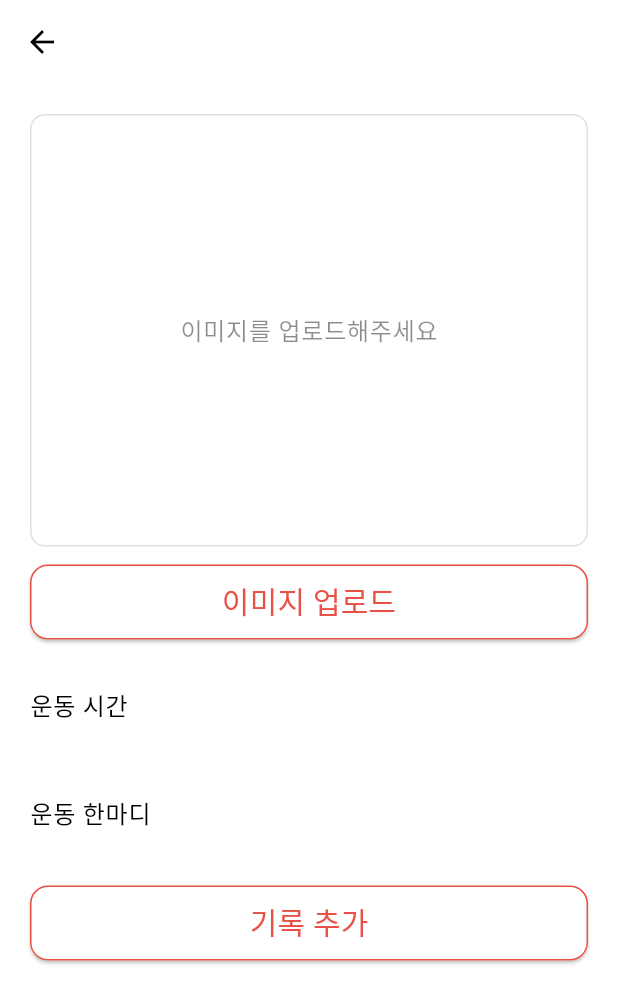
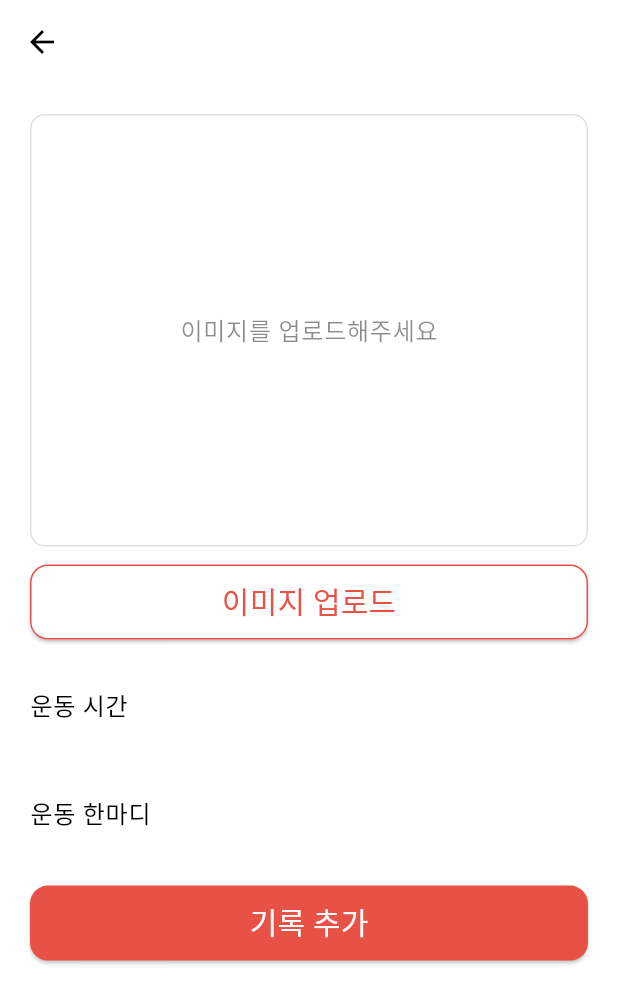
Before and after one commit to thatyearus/udaadaa, a Flutter app: the ExerciseFormView screen opened directly, on a phone screen of 412 x 824 dp. Shown: the top 1004 px of the screen. Run offline on Flutter 3.47's test engine with Material 3 defaults, Android fonts, the phone set to English and light mode, and no system bars; our stand-ins replace bloc, cached_network_image, dio, flutter_bloc, flutter_dotenv, image_picker and 2 more; accounts and stored records are empty; network calls fail; Roboto replaces fonts that are missing (pretendard); project files that could hold a hidden picture were left out.

Commit message:
design: set submit button to primary btn

```diff
--- a/lib/view/form/exercise_form_view.dart
+++ b/lib/view/form/exercise_form_view.dart
@@ -52,10 +52,9 @@ class ExerciseFormView extends StatelessWidget {
               AppSpacing.verticalSizedBoxL,
               ElevatedButton(
                 style: ElevatedButton.styleFrom(
-                  foregroundColor: Theme.of(context).primaryColor,
-                  backgroundColor: Colors.white,
+                  foregroundColor: Colors.white,
+                  backgroundColor: Theme.of(context).primaryColor,
                   shape: RoundedRectangleBorder(
-                    side: BorderSide(color: Theme.of(context).primaryColor),
                     borderRadius: BorderRadius.circular(12),
                   ),
                   minimumSize: const Size(double.infinity, 50),
@@ -71,7 +70,7 @@ class ExerciseFormView extends StatelessWidget {
                 child: Text(
                   '기록 추가',
                   style: Theme.of(context).textTheme.titleMedium?.copyWith(
-                        color: Theme.of(context).primaryColor,
+                        color: AppColors.white,
                       ),
                 ),
               ),
--- a/lib/view/form/weight_form_view.dart
+++ b/lib/view/form/weight_form_view.dart
@@ -51,8 +51,8 @@ class WeightFormView extends StatelessWidget {
               AppSpacing.verticalSizedBoxL,
               ElevatedButton(
                 style: ElevatedButton.styleFrom(
-                  foregroundColor: Theme.of(context).primaryColor,
-                  backgroundColor: Colors.white,
+                  foregroundColor: Colors.white,
+                  backgroundColor: Theme.of(context).primaryColor,
                   shape: RoundedRectangleBorder(
                     side: BorderSide(color: Theme.of(context).primaryColor),
                     borderRadius: BorderRadius.circular(12),
@@ -70,7 +70,7 @@ class WeightFormView extends StatelessWidget {
                 child: Text(
                   '기록 추가',
                   style: Theme.of(context).textTheme.titleMedium?.copyWith(
-                        color: Theme.of(context).primaryColor,
+                        color: AppColors.white,
                       ),
                 ),
               ),
```
Also changed, not shown: lib/view/form/food_form_view.dart (+3 -4 lines).
